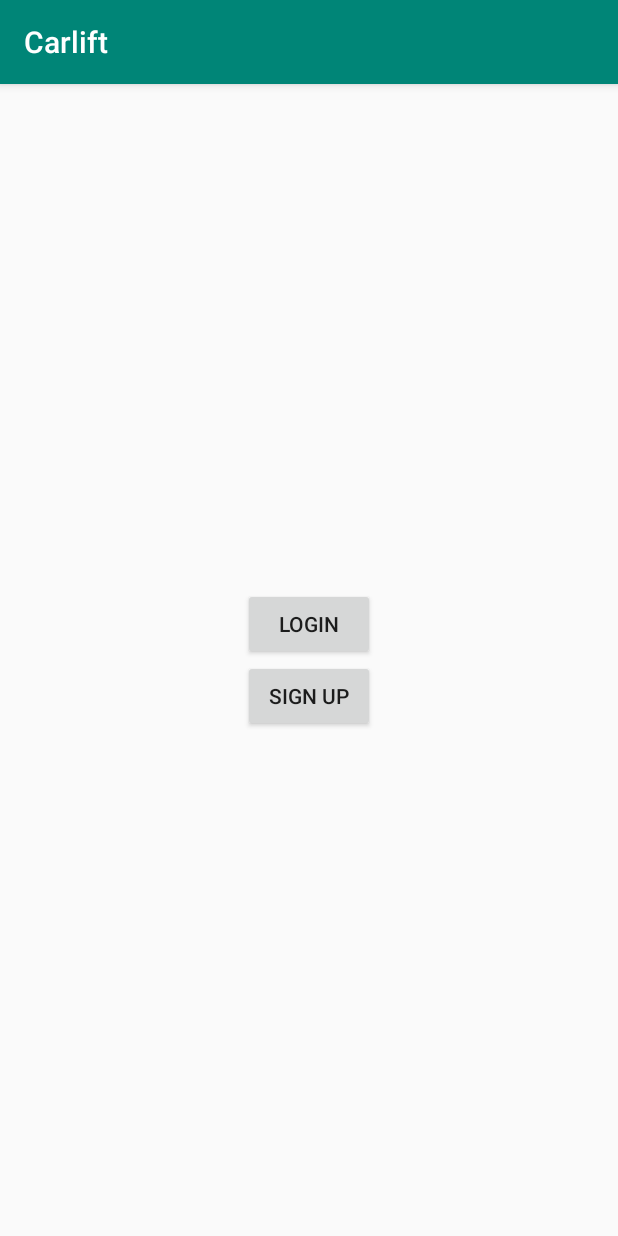
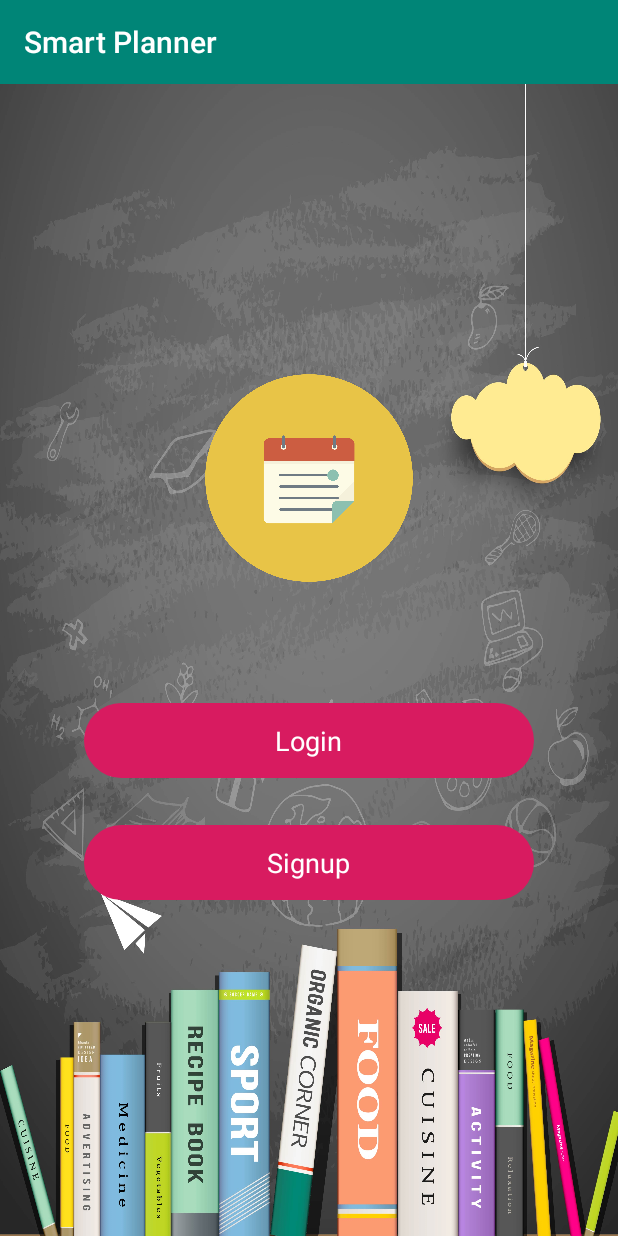
Before and after one commit to bainianbuhe/SmartEventPlanner, an Android app: the screen it shows after launch (Welcome), on a phone screen of 412 x 824 dp. Run offline under Robolectric (Android 15) with nearby library versions, the phone set to English and light mode, and no system bars.

Commit message:
update welcome page ui

```diff
--- a/app/build.gradle
+++ b/app/build.gradle
@@ -28,5 +28,6 @@ dependencies {
     androidTestImplementation 'com.android.support.test.espresso:espresso-core:3.0.2'
     //Volley
     implementation 'com.mcxiaoke.volley:library:1.0.19'
+    implementation 'com.android.support:cardview-v7:28.0.0'
 
 }
--- a/app/src/main/java/osu/carlift/Welcome.java
+++ b/app/src/main/java/osu/smartPlanner/Welcome.java
@@ -1,39 +1,21 @@
-package osu.carlift;
+package osu.smartPlanner;
 
-import android.app.Activity;
 import android.content.Intent;
 import android.os.Bundle;
-import android.support.v4.app.Fragment;
-import android.support.v4.app.FragmentManager;
 import android.support.v7.app.AppCompatActivity;
-import android.util.Log;
+import android.support.v7.widget.CardView;
 import android.view.View;
 import android.widget.Button;
-import android.widget.Toast;
-
-import com.android.volley.AuthFailureError;
-import com.android.volley.Request;
-import com.android.volley.RequestQueue;
-import com.android.volley.Response;
-import com.android.volley.VolleyError;
-import com.android.volley.toolbox.StringRequest;
-import com.android.volley.toolbox.Volley;
-
-import org.json.JSONException;
-import org.json.JSONObject;
-
-import java.util.HashMap;
-import java.util.Map;
 
 public class Welcome extends AppCompatActivity {
-    private Button mLoginButton;
-    private Button mSignupButton;
+    private CardView mLoginButton;
+    private CardView mSignupButton;
 
     @Override
     protected void onCreate(Bundle savedInstanceState) {
         super.onCreate(savedInstanceState);
         setContentView(R.layout.activity_welcome);
-        mLoginButton = findViewById(R.id.login_button);
+        mLoginButton = findViewById(R.id.loginButton);
         mLoginButton.setOnClickListener(new View.OnClickListener() {
             @Override
             public void onClick(View v) {
@@ -42,7 +24,7 @@ public class Welcome extends AppCompatActivity {
             }
         });
 
-        mSignupButton=findViewById(R.id.signup_button);
+        mSignupButton=findViewById(R.id.signupButton);
         mSignupButton.setOnClickListener(new View.OnClickListener() {
             @Override
             public void onClick(View v) {
--- a/app/src/main/res/layout/activity_welcome.xml
+++ b/app/src/main/res/layout/activity_welcome.xml
@@ -1,39 +1,88 @@
 <?xml version="1.0" encoding="utf-8"?>
+
 <FrameLayout xmlns:android="http://schemas.android.com/apk/res/android"
+    xmlns:app="http://schemas.android.com/apk/res-auto"
+    xmlns:tools="http://schemas.android.com/tools"
     android:layout_width="match_parent"
-    android:layout_height="match_parent">
+    android:layout_height="match_parent"
+    android:background="@drawable/background1">
+
 <FrameLayout xmlns:android="http://schemas.android.com/apk/res/android"
     android:layout_width="match_parent"
     android:layout_height="match_parent"
-    android:id="@+id/fragment_signup"
+    android:id="@+id/fragment_signup">
+</FrameLayout>
 
-    >
-</FrameLayout>
 <FrameLayout xmlns:android="http://schemas.android.com/apk/res/android"
     android:layout_width="match_parent"
     android:layout_height="wrap_content"
-android:id="@+id/fragment_login"
+    android:id="@+id/fragment_login">
+</FrameLayout>
 
-    >
-</FrameLayout>
-<LinearLayout xmlns:android="http://schemas.android.com/apk/res/android"
+    <LinearLayout
         android:layout_width="match_parent"
         android:layout_height="match_parent"
         android:gravity="center"
         android:orientation="vertical">
-    <Button
-        android:id="@+id/login_button"
+
+        <ImageView
+            android:id="@+id/logo"
+            android:layout_width="140dp"
+            android:layout_height="140dp"
+            android:layout_marginBottom="80dp"
+            app:srcCompat="@drawable/calendar" />
+
+        <android.support.v7.widget.CardView
+            android:layout_width="300dp"
+            android:layout_height="50dp"
+            app:cardBackgroundColor="@color/colorAccent"
+            app:cardCornerRadius="25dp"
+            app:cardElevation="10dp"
+            android:id="@+id/loginButton"
+            android:layout_marginBottom="31dp"
+            android:layout_above="@+id/textView2"
+            android:layout_centerHorizontal="true">
+
+            <RelativeLayout
+                android:layout_width="match_parent"
+                android:layout_height="match_parent">
+
+                <TextView
+                    android:id="@+id/textViewLogin"
                     android:layout_width="wrap_content"
                     android:layout_height="wrap_content"
-        android:text="Login" />
+                    android:layout_centerInParent="true"
+                    android:text="Login"
+                    android:textColor="#fff"
+                    android:textSize="18sp" />
+            </RelativeLayout>
+        </android.support.v7.widget.CardView>
 
-    <Button
-        android:id="@+id/signup_button"
+        <android.support.v7.widget.CardView
+            android:layout_width="300dp"
+            android:layout_height="50dp"
+            app:cardBackgroundColor="@color/colorAccent"
+            app:cardCornerRadius="25dp"
+            app:cardElevation="10dp"
+            android:id="@+id/signupButton"
+            android:layout_marginBottom="31dp"
+            android:layout_above="@+id/textView2"
+            android:layout_centerHorizontal="true">
+
+            <RelativeLayout
+                android:layout_width="match_parent"
+                android:layout_height="match_parent">
+
+                <TextView
+                    android:id="@+id/textViewSignup"
                     android:layout_width="wrap_content"
                     android:layout_height="wrap_content"
-        android:text="Sign up" />
-
-
+                    android:layout_centerInParent="true"
+                    android:text="Signup"
+                    android:textColor="#fff"
+                    android:textSize="18sp" />
+            </RelativeLayout>
+        </android.support.v7.widget.CardView>
 
     </LinearLayout>
 </FrameLayout>
--- a/app/src/main/res/values/strings.xml
+++ b/app/src/main/res/values/strings.xml
@@ -1,5 +1,5 @@
 <resources>
-    <string name="app_name">Carlift</string>
+    <string name="app_name">Smart Planner</string>
     <string name="login_sucess">Login Success!</string>
     <string name="login_fail">Login Failed!</string>
     <string name="connection_failed">Connection Failed!</string>
```
Also changed, not shown: app/src/main/AndroidManifest.xml (+4 -4 lines), app/src/main/java/osu/smartPlanner/LoginActivity.java (renamed from app/src/main/java/osu/carlift/SignupActivity.java, +16 -30 lines), app/src/main/java/osu/smartPlanner/SignupActivity.java (renamed from app/src/main/java/osu/carlift/LoginActivity.java, +20 -19 lines), app/src/main/res/layout/activity_login.xml (+12 -6 lines), app/src/main/res/drawable-v24/background1.jpg (added), app/src/main/res/drawable-v24/calendar.png (added), 4 other files. Lines whose indentation alone changed are shown as unchanged.
